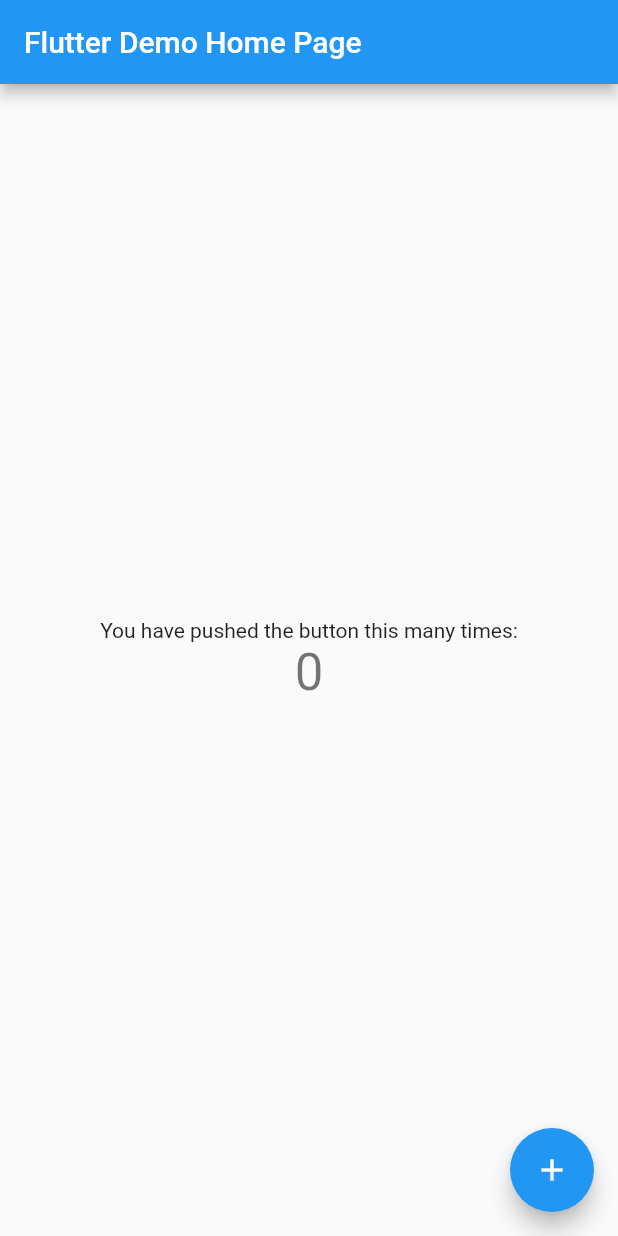
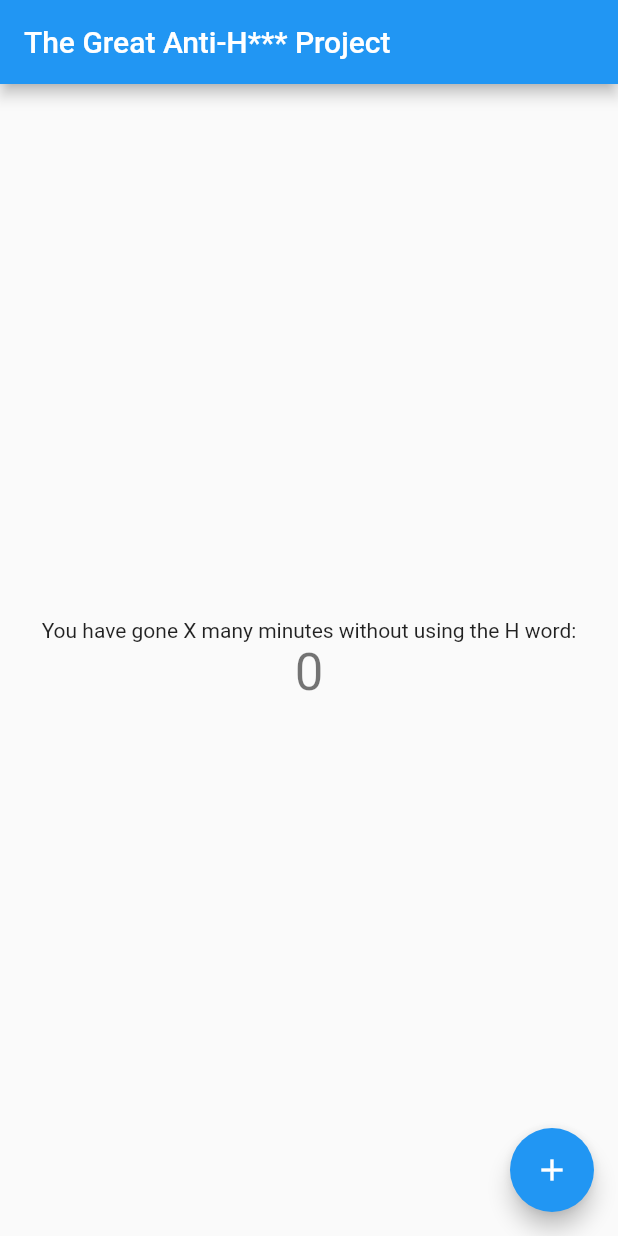
Before and after one commit to angwonson/thegreatantihate, a Flutter app: the screen it shows after launch, on a phone screen of 412 x 824 dp. Run offline on Flutter 3.47's test engine with Material 2 defaults, Android fonts, the phone set to English and light mode, and no system bars.

Commit message:
text edits and remove cupertino

```diff
--- a/lib/main.dart
+++ b/lib/main.dart
@@ -24,7 +24,7 @@
         // is not restarted.
         primarySwatch: Colors.blue,
       ),
-      home: const MyHomePage(title: 'Flutter Demo Home Page'),
+      home: const MyHomePage(title: 'The Great Anti-H*** Project'),
     );
   }
 }
@@ -96,7 +96,7 @@
           mainAxisAlignment: MainAxisAlignment.center,
           children: <Widget>[
             const Text(
-              'You have pushed the button this many times:',
+              'You have gone X many minutes without using the H word:',
             ),
             Text(
               '$_counter',
--- a/pubspec.yaml
+++ b/pubspec.yaml
@@ -33,7 +33,7 @@
 
   # The following adds the Cupertino Icons font to your application.
   # Use with the CupertinoIcons class for iOS style icons.
-  cupertino_icons: ^1.0.2
+#  cupertino_icons: ^1.0.2
 
 dev_dependencies:
   flutter_test:
```
Also changed, not shown: pubspec.lock.
